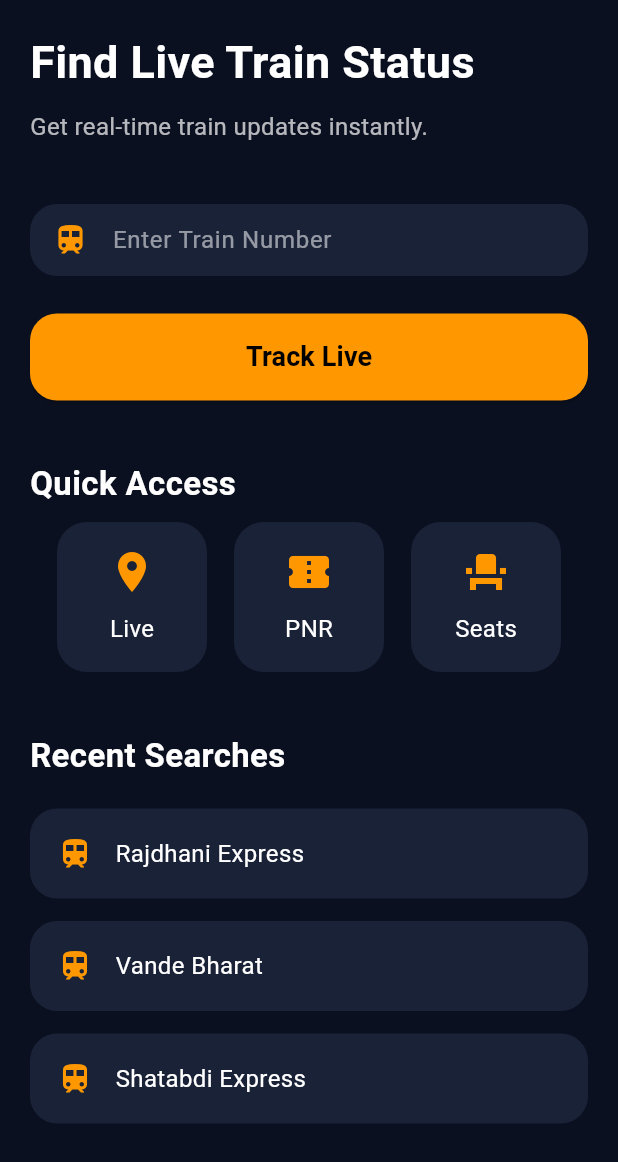
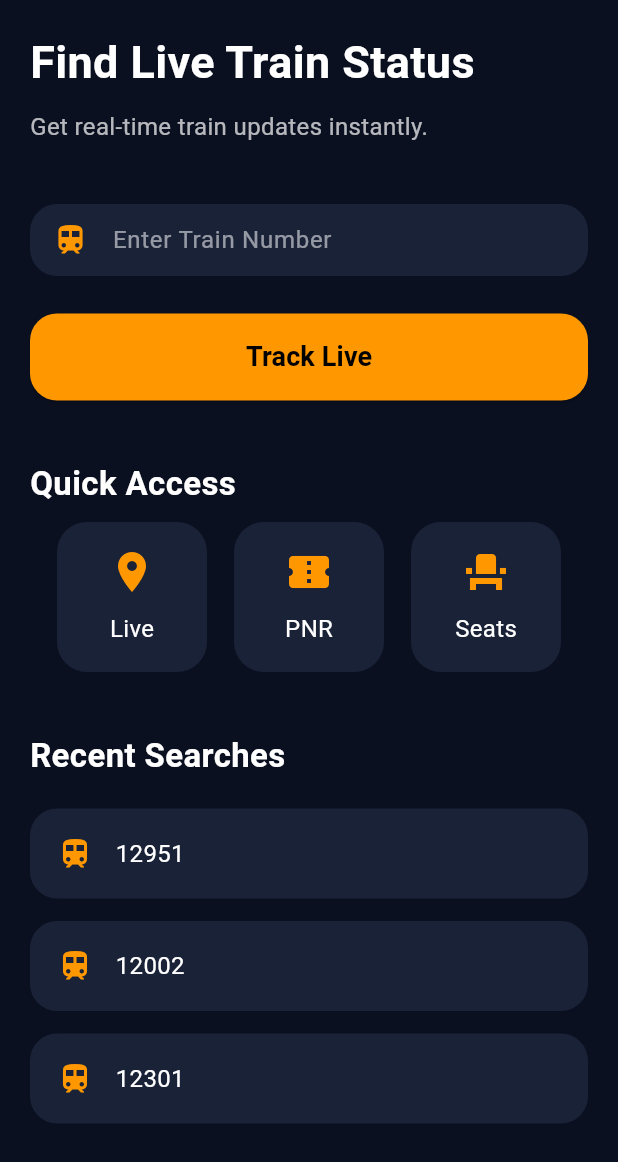
Before and after one commit to Niyati-Sachdeva/smart_rail, a Flutter app: the screen it shows after launch, on a phone screen of 412 x 824 dp. Shown: the top 1162 px of the screen. Run offline on Flutter 3.47's test engine with Material 3 defaults, Android fonts, the phone set to English and light mode, and no system bars.

Commit message:
homescreen changes made

```diff
--- a/lib/features/train/view/home_screen.dart
+++ b/lib/features/train/view/home_screen.dart
@@ -188,23 +188,70 @@ Navigator.push(
 
                   children: [
 
-                    const QuickAccessCard(
+                  QuickAccessCard(
+
   icon: Icons.location_on,
+
   title: "Live",
+
+  onTap: () {
+
+    ScaffoldMessenger.of(context)
+        .showSnackBar(
+
+      const SnackBar(
+
+        content: Text(
+          "You are already on Live Tracking",
+        ),
+      ),
+    );
+  },
 ),
 
-                    const QuickAccessCard(
-                      icon: Icons.confirmation_number,
+               QuickAccessCard(
+
+  icon:
+      Icons.confirmation_number,
+
   title: "PNR",
+
+  onTap: () {
+
+    ScaffoldMessenger.of(context)
+        .showSnackBar(
+
+      const SnackBar(
+
+        content: Text(
+          "PNR feature coming soon",
+        ),
+      ),
+    );
+  },
 ),
 
-                    const QuickAccessCard(
+                QuickAccessCard(
+
   icon: Icons.event_seat,
+
   title: "Seats",
+
+  onTap: () {
+
+    ScaffoldMessenger.of(context)
+        .showSnackBar(
+
+      const SnackBar(
+
+        content: Text(
+          "Seat availability coming soon",
         ),
-                  ],
       ),
-
+    );
+  },
+),
+                  ],),
                 const SizedBox(height: 40),
 
                 // Recent Searches Heading
@@ -220,18 +267,75 @@ Navigator.push(
 
                 const SizedBox(height: 20),
 
-                // Recent Train Cards
-                const RecentTrainCard(
-                trainName: "Rajdhani Express"),
+                // Recent Train Card
+              RecentTrainCard(
 
-              const RecentTrainCard(
-                trainName: "Vande Bharat"),
+  trainName: "12951",
 
-              const RecentTrainCard(
-                trainName: "Shatabdi Express"),
+  onTap: () {
+
+    Navigator.push(
+
+      context,
+
+      MaterialPageRoute(
+
+        builder: (context) =>
+
+            const TrainStatusScreen(
+          trainNumber: "12951",
+        ),
+      ),
+    );
+  },
+),
+
+RecentTrainCard(
+
+  trainName: "12002",
+
+  onTap: () {
+
+    Navigator.push(
+
+      context,
+
+      MaterialPageRoute(
+
+        builder: (context) =>
+
+            const TrainStatusScreen(
+          trainNumber: "12002",
+        ),
+      ),
+    );
+  },
+),
+
+RecentTrainCard(
+
+  trainName: "12301",
+
+  onTap: () {
+
+    Navigator.push(
+
+      context,
+
+      MaterialPageRoute(
+
+        builder: (context) =>
+
+            const TrainStatusScreen(
+          trainNumber: "12301",
+        ),
+      ),
+    );
+  },
+),
               ],
             ),
-          ),
+            )
         ),
       ),
     );
--- a/lib/features/train/view/widgets/quick_access_card.dart
+++ b/lib/features/train/view/widgets/quick_access_card.dart
@@ -7,6 +7,8 @@ class QuickAccessCard
 
   final String title;
 
+  final VoidCallback onTap;
+
   const QuickAccessCard({
 
     super.key,
@@ -14,12 +16,18 @@ class QuickAccessCard
     required this.icon,
 
     required this.title,
+
+    required this.onTap,
   });
 
   @override
   Widget build(BuildContext context) {
 
-    return Container(
+    return GestureDetector(
+
+      onTap: onTap,
+
+      child: Container(
 
         width: 100,
         height: 100,
@@ -62,6 +70,7 @@ class QuickAccessCard
             ),
           ],
         ),
+      ),
     );
   }
 }
--- a/lib/features/train/view/widgets/recent_train_card.dart
+++ b/lib/features/train/view/widgets/recent_train_card.dart
@@ -4,18 +4,21 @@ class RecentTrainCard
     extends StatelessWidget {
 
   final String trainName;
+  final VoidCallback onTap;
 
   const RecentTrainCard({
 
     super.key,
-
+  required this.onTap,
     required this.trainName,
   });
 
   @override
   Widget build(BuildContext context) {
 
-    return Container(
+    return GestureDetector(
+      onTap: onTap,
+      child: Container(
 
         margin:
             const EdgeInsets.only(
@@ -58,6 +61,7 @@ class RecentTrainCard
             ),
           ],
         ),
+      ),
     );
   }
 }
```
Lines whose indentation alone changed are shown as unchanged.
